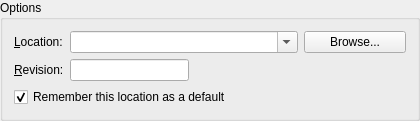
Qt form ui/merge.ui (breezy-team/qbrz) before a commit.
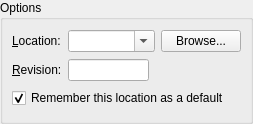
The same form after that commit.

Commit message: Fix the layout of qmerge

```diff
--- a/ui/merge.ui
+++ b/ui/merge.ui
@@ -1,14 +1,20 @@
 <ui version="4.0" >
  <class>MergeForm</class>
- <widget class="QGroupBox" name="MergeForm" >
+ <widget class="QWidget" name="MergeForm" >
   <property name="geometry" >
    <rect>
     <x>0</x>
     <y>0</y>
-    <width>420</width>
-    <height>107</height>
+    <width>253</width>
+    <height>124</height>
    </rect>
   </property>
+  <layout class="QVBoxLayout" name="verticalLayout" >
+   <property name="margin" >
+    <number>0</number>
+   </property>
+   <item>
+    <widget class="QGroupBox" name="groupBox" >
   <property name="title" >
    <string>Options</string>
   </property>
@@ -54,13 +60,13 @@
     <widget class="QLineEdit" name="revision" />
    </item>
    <item row="1" column="2" colspan="2" >
-    <spacer>
+       <spacer name="spacer" >
      <property name="orientation" >
       <enum>Qt::Horizontal</enum>
      </property>
      <property name="sizeHint" stdset="0" >
       <size>
-       <width>211</width>
+          <width>107</width>
        <height>20</height>
       </size>
      </property>
@@ -74,6 +80,9 @@
      <property name="checked" >
       <bool>true</bool>
      </property>
+       </widget>
+      </item>
+     </layout>
     </widget>
    </item>
   </layout>
```
Left out of the diff: 4 changed lines with no effect on the pictures. Lines whose indentation alone changed are shown as unchanged. The commit also changes 2 other files.
